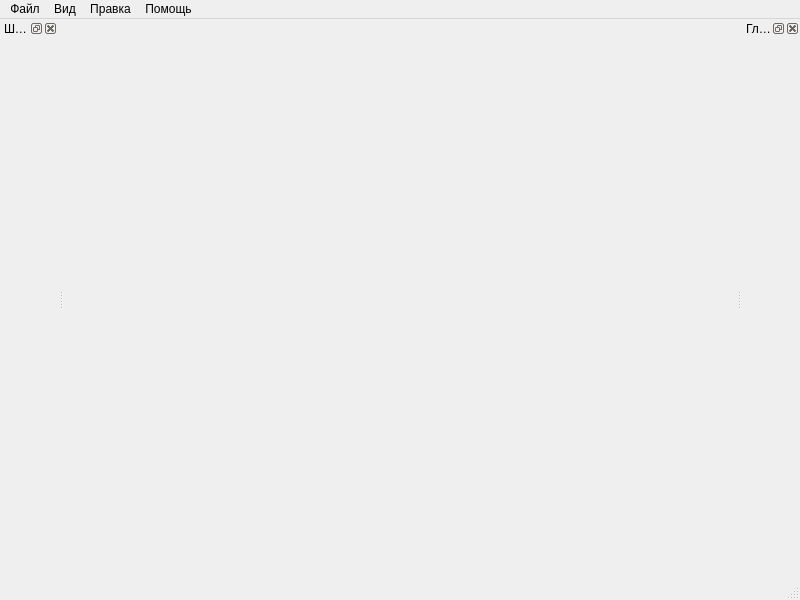
Old version of the form ui/mainwindow.ui in the repository Llerr/FontCreator.
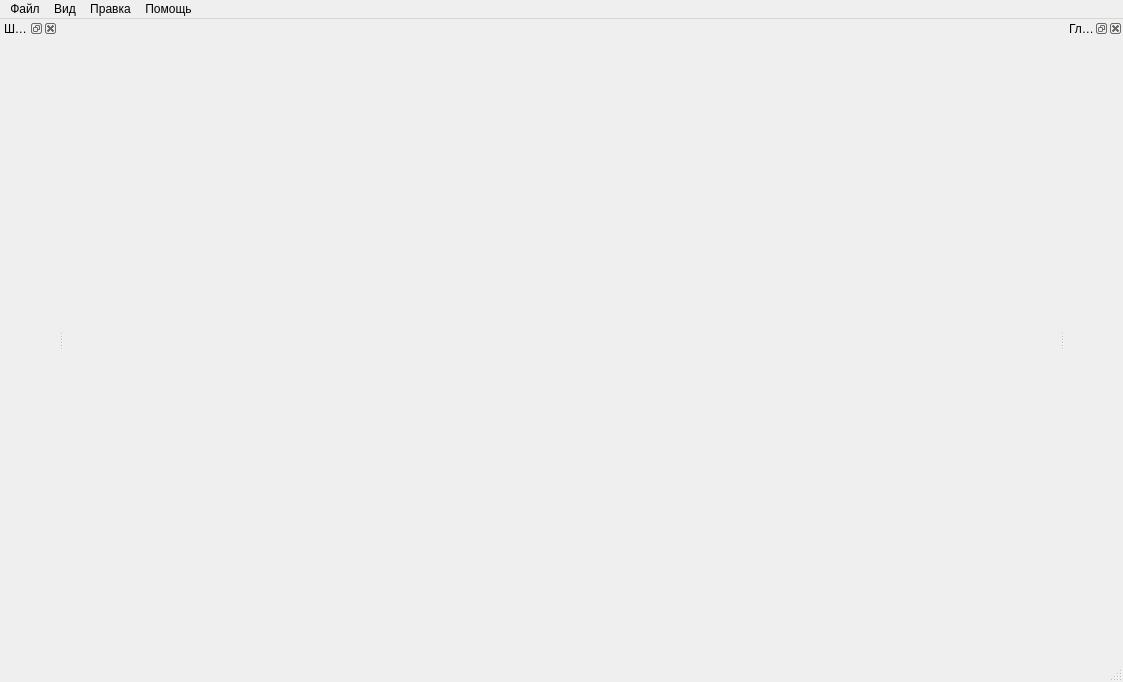
New version of the form. Icons and pictures are not drawn.

```diff
--- a/ui/mainwindow.ui
+++ b/ui/mainwindow.ui
@@ -6,8 +6,8 @@
    <rect>
     <x>0</x>
     <y>0</y>
-    <width>800</width>
-    <height>600</height>
+    <width>1123</width>
+    <height>682</height>
    </rect>
   </property>
   <property name="windowTitle">
@@ -19,7 +19,7 @@
     <rect>
      <x>0</x>
      <y>0</y>
-     <width>800</width>
+     <width>1123</width>
      <height>22</height>
     </rect>
    </property>
```
